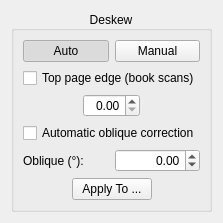
Above: src/core/filters/deskew/OptionsWidget.ui from ScanTailor-Advanced/scantailor-advanced before the change. Below: the same form after it.
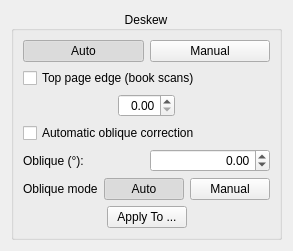
That is the form after the change. Custom widgets are drawn as their Qt base class.

Commit message: fix: P0 plan — Wayland, multi-monitor menus, content box, page order, deskew/oblique

```diff
--- a/src/core/filters/deskew/OptionsWidget.ui
+++ b/src/core/filters/deskew/OptionsWidget.ui
@@ -146,6 +146,52 @@
         </item>
        </layout>
       </item>
+      <item>
+       <layout class="QHBoxLayout" name="horizontalLayout_oblique_mode">
+        <item>
+         <widget class="QLabel" name="obliqueModeLabel">
+          <property name="text">
+           <string>Oblique mode</string>
+          </property>
+         </widget>
+        </item>
+        <item>
+         <widget class="QPushButton" name="obliqueAutoBtn">
+          <property name="text">
+           <string>Auto</string>
+          </property>
+          <property name="toolTip">
+           <string>Automatically estimate oblique (shear) correction.</string>
+          </property>
+          <property name="checkable">
+           <bool>true</bool>
+          </property>
+          <property name="checked">
+           <bool>true</bool>
+          </property>
+          <property name="autoExclusive">
+           <bool>true</bool>
+          </property>
+         </widget>
+        </item>
+        <item>
+         <widget class="QPushButton" name="obliqueManualBtn">
+          <property name="text">
+           <string>Manual</string>
+          </property>
+          <property name="toolTip">
+           <string>Keep the oblique angle set in the spin box.</string>
+          </property>
+          <property name="checkable">
+           <bool>true</bool>
+          </property>
+          <property name="autoExclusive">
+           <bool>true</bool>
+          </property>
+         </widget>
+        </item>
+       </layout>
+      </item>
       <item>
        <layout class="QHBoxLayout" name="horizontalLayout">
         <item>
```
The commit also changes 20 other files.
